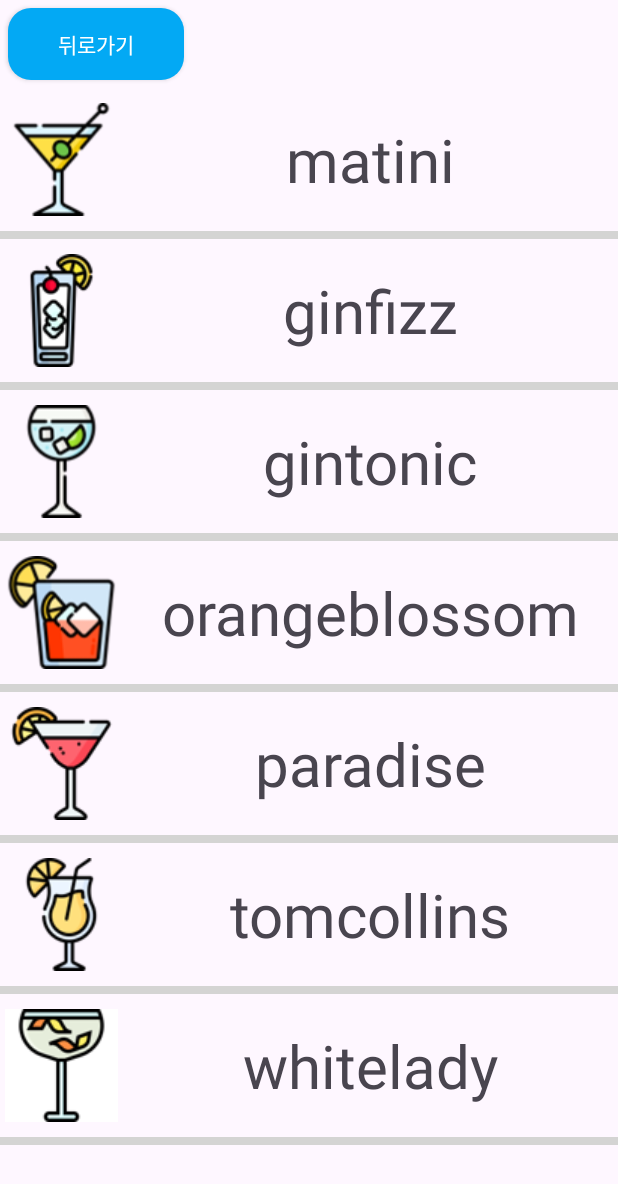
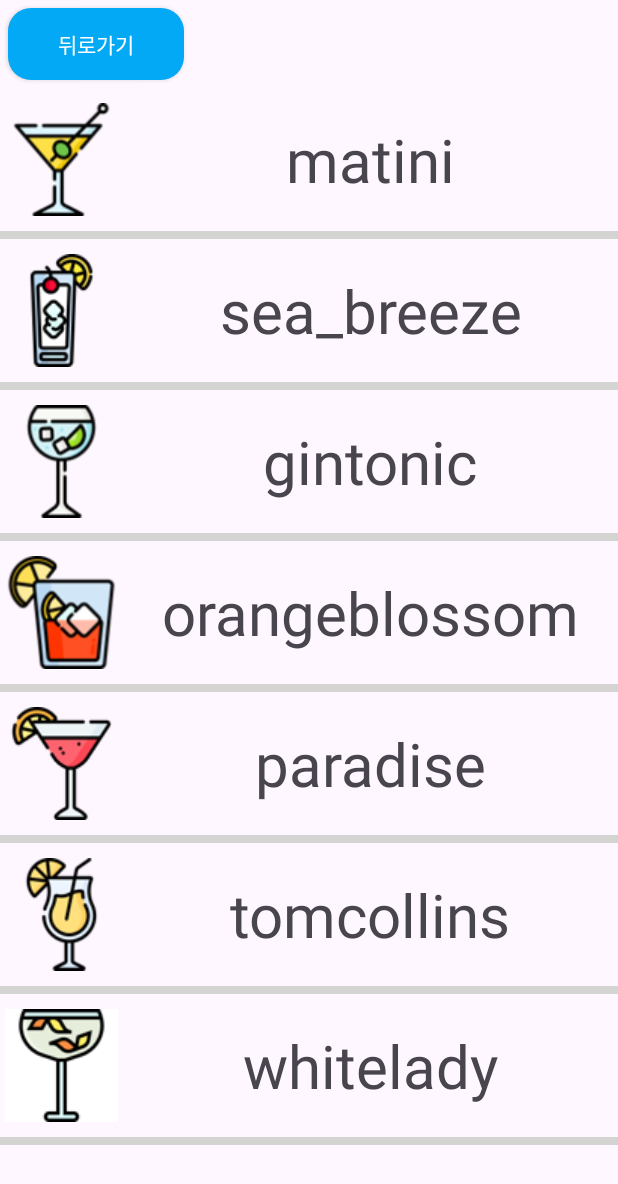
Before and after one commit to Githarold/BartendAiRtist, an Android app: the screen it shows after launch (Choose), after a tap on "칵테일 고르기", on a phone screen of 412 x 824 dp. Shown: the top 1184 px of the screen. Run offline under Robolectric (Android 15) with nearby library versions, the phone set to English and light mode, and no system bars.

```diff
--- a/project/app/src/main/assets/ginfizz.json
+++ /dev/null
@@ -1,6 +0,0 @@
-{
-  "name": "진피즈",
-  "description": "2\n1,2,3,4,5,6,7,8",
-  "recipe": "2\n\n1\n2\n3\n4\n5\n6\n7\n8",
-  "order": ""
-}
--- /dev/null
+++ b/project/app/src/main/assets/sea_breeze.json
@@ -0,0 +1,6 @@
+{
+  "name": "씨 브리즈",
+  "description": "material_list: {1,0,0,0,0,0,3,2}\nquantity_list: {2,0,0,0,0,0,1,4}",
+  "recipe": "3\n\n2\n0\n0\n0\n0\n0\n1\n4\n\n1\n0\n0\n0\n0\n0\n3\n2",
+  "order": ""
+}
--- a/project/app/src/main/java/com/example/project/Choose.kt
+++ b/project/app/src/main/java/com/example/project/Choose.kt
@@ -25,7 +25,7 @@ class Choose : AppCompatActivity() {
         val recyclerView: RecyclerView = findViewById(R.id.cocktail_list)
         val cocktail_names = listOf(
             "matini",
-            "ginfizz",
+            "sea_breeze",
             "gintonic",
             "orangeblossom",
             "paradise",
--- a/project/app/src/main/java/com/example/project/ChooseCustomMethod.kt
+++ b/project/app/src/main/java/com/example/project/ChooseCustomMethod.kt
@@ -30,7 +30,7 @@ class ChooseCustomMethod : AppCompatActivity() {
     private val REQUEST_ENABLE_BT = 1
     private val BLUETOOTH_PERMISSION_REQUEST_CODE = 100
     private lateinit var bluetoothAdapter: BluetoothAdapter
-    private val SERVER_DEVICE_ADDRESS = "DC:A6:32:7B:03:9F"  // 서버 기기의 MAC 주소를 입력해야 합니다. 라즈베리파이
+    private val SERVER_DEVICE_ADDRESS = "DC:A6:32:7B:04:EC"  // 서버 기기의 MAC 주소를 입력해야 합니다. 라즈베리파이
     //    private val SERVER_DEVICE_ADDRESS = "E0:0A:F6:49:E5:1C"
     private val SERVER_UUID = UUID.fromString("00001101-0000-1000-8000-00805F9B34FB")  // SPP UUID
     private lateinit var bluetoothSocket: BluetoothSocket
--- a/project/app/src/main/java/com/example/project/Dev.kt
+++ b/project/app/src/main/java/com/example/project/Dev.kt
@@ -36,7 +36,7 @@ class Dev : AppCompatActivity() {
     private val REQUEST_ENABLE_BT = 1
     private val BLUETOOTH_PERMISSION_REQUEST_CODE = 100
     private lateinit var bluetoothAdapter: BluetoothAdapter
-    private val SERVER_DEVICE_ADDRESS = "DC:A6:32:7B:03:9F"  // 서버 기기의 MAC 주소를 입력해야 합니다. 라즈베리파이
+    private val SERVER_DEVICE_ADDRESS = "DC:A6:32:7B:04:EC"  // 서버 기기의 MAC 주소를 입력해야 합니다. 라즈베리파이
     private val SERVER_UUID = UUID.fromString("00001101-0000-1000-8000-00805F9B34FB")  // SPP UUID
     private lateinit var bluetoothSocket: BluetoothSocket
     private var isCommunicating = false
--- a/project/app/src/main/java/com/example/project/MainActivity.kt
+++ b/project/app/src/main/java/com/example/project/MainActivity.kt
@@ -23,7 +23,7 @@ class MainActivity : AppCompatActivity() {
     private val REQUEST_ENABLE_BT = 1
     private val BLUETOOTH_PERMISSION_REQUEST_CODE = 100
     private lateinit var bluetoothAdapter: BluetoothAdapter
-    private val SERVER_DEVICE_ADDRESS = "DC:A6:32:7B:03:9F"  // 서버 기기의 MAC 주소를 입력해야 합니다. 라즈베리파이
+    private val SERVER_DEVICE_ADDRESS = "DC:A6:32:7B:04:EC"  // 서버 기기의 MAC 주소를 입력해야 합니다. 라즈베리파이
     private val SERVER_UUID = UUID.fromString("00001101-0000-1000-8000-00805F9B34FB")  // SPP UUID
     private lateinit var bluetoothSocket: BluetoothSocket
     private var isCommunicating = false
--- a/project/app/src/main/java/com/example/project/SetBuildOrder.kt
+++ b/project/app/src/main/java/com/example/project/SetBuildOrder.kt
@@ -33,7 +33,7 @@ class SetBuildOrder : AppCompatActivity() {
     private val REQUEST_ENABLE_BT = 1
     private val BLUETOOTH_PERMISSION_REQUEST_CODE = 100
     private lateinit var bluetoothAdapter: BluetoothAdapter
-    private val SERVER_DEVICE_ADDRESS = "DC:A6:32:7B:03:9F"  // 서버 기기의 MAC 주소를 입력해야 합니다. 라즈베리파이
+    private val SERVER_DEVICE_ADDRESS = "DC:A6:32:7B:04:EC"  // 서버 기기의 MAC 주소를 입력해야 합니다. 라즈베리파이
     private val SERVER_UUID = UUID.fromString("00001101-0000-1000-8000-00805F9B34FB")  // SPP UUID
     private lateinit var bluetoothSocket: BluetoothSocket
     private var isCommunicating = false
--- a/project/app/src/main/java/com/example/project/select.kt
+++ b/project/app/src/main/java/com/example/project/select.kt
@@ -38,7 +38,7 @@ class select : AppCompatActivity() {
     private val REQUEST_ENABLE_BT = 1
     private val BLUETOOTH_PERMISSION_REQUEST_CODE = 100
     private lateinit var bluetoothAdapter: BluetoothAdapter
-    private val SERVER_DEVICE_ADDRESS = "DC:A6:32:7B:03:9F"  // 서버 기기의 MAC 주소를 입력해야 합니다. 라즈베리파이
+    private val SERVER_DEVICE_ADDRESS = "DC:A6:32:7B:04:EC"  // 서버 기기의 MAC 주소를 입력해야 합니다. 라즈베리파이
 //    private val SERVER_DEVICE_ADDRESS = "E0:0A:F6:49:E5:1C"
     private val SERVER_UUID = UUID.fromString("00001101-0000-1000-8000-00805F9B34FB")  // SPP UUID
     private lateinit var bluetoothSocket: BluetoothSocket
```
Also changed, not shown: project/app/src/main/res/drawable/sea_breeze.png (renamed from project/app/src/main/res/drawable/ginfizz.png), 50 other files.
